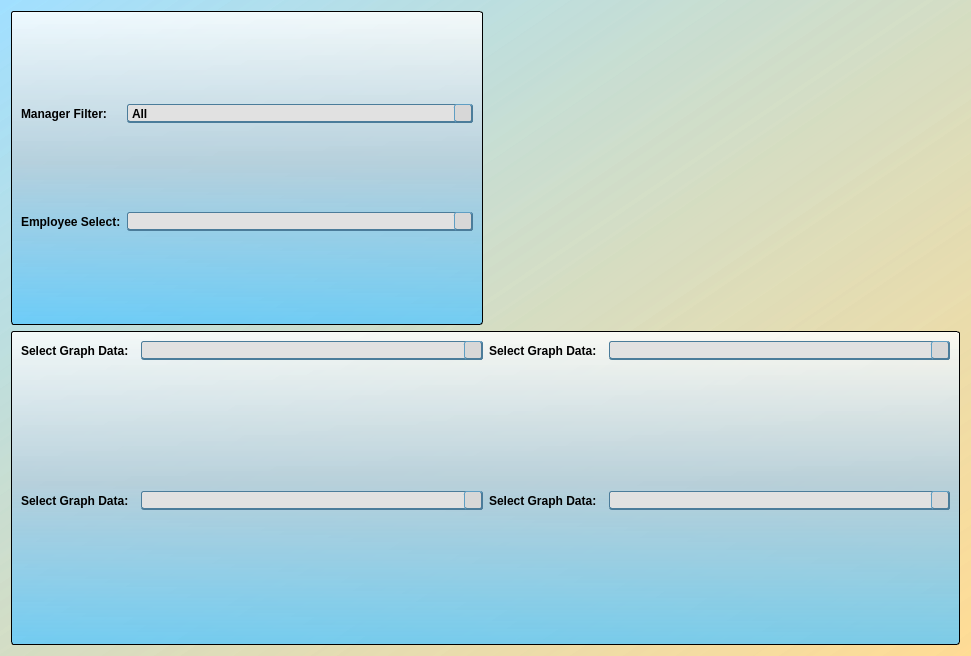
This is Ui_Files/agent_graphs.ui in jakesb27/Manager_KPI_Tracker as Qt 5 draws it before an edit. The edited form follows.
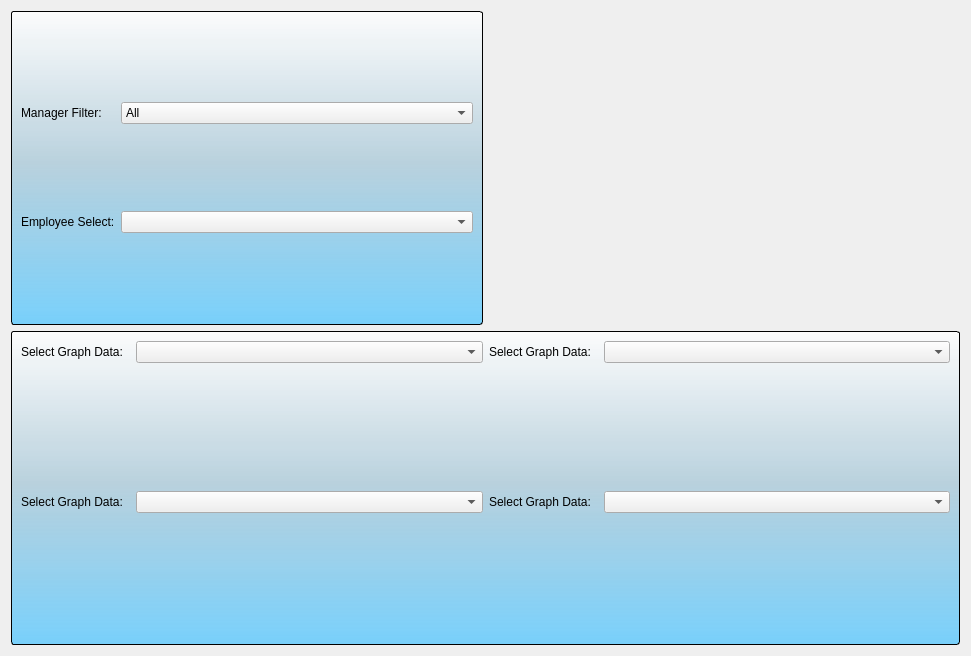
This is the edited form. Icons and pictures are not drawn.

Commit message: added email distribution lists and changed set style functions.

What changed in the file:
```diff
--- a/Ui_Files/agent_graphs.ui
+++ b/Ui_Files/agent_graphs.ui
@@ -17,211 +17,6 @@
    <iconset resource="../main_images.qrc">
     <normaloff>:/logos/Images/Meduit_logo.ico</normaloff>:/logos/Images/Meduit_logo.ico</iconset>
   </property>
-  <property name="styleSheet">
-   <string notr="true">QMainWindow{
-	background-color: qlineargradient(spread:pad, x1:1, y1:1, x2:0, y2:0.011, stop:0 rgba(255, 218, 144, 200), stop:1 rgba(129, 213, 255, 126));
-}
-QDialog{
-	background-color: qlineargradient(spread:pad, x1:1, y1:1, x2:0, y2:0.011, stop:0 rgba(255, 218, 144, 200), stop:1 rgba(129, 213, 255, 126));
-}
-QWidget{
-	font: 11pt &quot;Corbel&quot;;
-	font-weight: bold;
-}
-QPlainTextEdit{
-	border: 1px solid black;
-}
-QDateEdit{
-	background-color: rgb(223, 223, 223);
-	border: 1px solid rgb(95, 158, 195);
-	font: 10pt &quot;MS Shell Dlg 2&quot;;
-	border-bottom: 2px solid rgb(75, 124, 154);
-	border-top: 1px solid rgb(95, 158, 195);
-	border-right: 2px solid rgb(75, 124, 154);
-	border-left: 1px solid rgb(95, 158, 195);
-	border-radius: 3px;
-	padding-left: 3px;
-	padding-right: 3px;
-	background-color: rgb(225, 225, 225);
-}
-QDateEdit::drop-down{
-	background-color: rgb(215, 215, 215);
-	border-bottom: 2px solid rgb(75, 124, 154);
-	border-top: 1px solid rgb(95, 158, 195);
-	border-right: 2px solid rgb(75, 124, 154);
-	border-left: 1px solid rgb(95, 158, 195);
-	border-radius: 3px;
-	subcontrol-origin: margin;
-	width: 18px;
-}
-QDateEdit::down-arrow{
-	image: url(:/arrows/Images/arrow-dwn.png);
-	width: 14 px;
-	height:14 px;
-}
-QGroupBox{
-	background-color: qlineargradient(spread:pad, x1:0.5, y1:0, x2:0.5, y2:1, stop:0 rgba(255, 255, 255, 209), stop:0.485876 rgba(181, 207, 220, 239), stop:1 rgba(85, 199, 255, 196));
-	border: 1px solid black;
-	border-radius: 3px;
-	margin-top: 1ex;
-	padding-top: 18;
-	font: 11pt &quot;Corbel&quot;;
-	font-weight: bold;
-}
-QGroupBox::title{
-	background-color: qlineargradient(spread:pad, x1:0.50035, y1:1, x2:0.5, y2:0, stop:0 rgba(151, 151, 151, 255), stop:1 rgba(255, 255, 255, 255));
-	border: 1px solid black;
-	border-radius: 3px;
-	padding: 2 10px;
-	subcontrol-origin: margin;
-	subcontrol-position: top;
-	font: 11pt &quot;Corbel&quot;;
-	font-weight: bold;
-}
-QLineEdit{
-	border: 1px solid rgb(95, 158, 195);
-	font: 10pt &quot;MS Shell Dlg 2&quot;;
-}
-QLineEdit[readOnly=&quot;true&quot;]{
-	background-color: rgb(200, 200, 200);
-	border: 1px solid rgb(95, 158, 195);
-	font: 10pt &quot;MS Shell Dlg 2&quot;;
-}
-QTextEdit{
-	font: 12pt &quot;Corbel&quot;;
-}
-QStatusBar{
-	font: 10pt &quot;MS Shell Dlg 2&quot;;
-}
-QPushButton{
-	border-bottom: 2px solid rgb(75, 124, 154);
-	border-top: 1px solid rgb(95, 158, 195);
-	border-right: 2px solid rgb(75, 124, 154);
-	border-left: 1px solid rgb(95, 158, 195);
-	border-radius: 4px;
-	padding: 2px;
-	padding-left: 13px;
-	padding-right: 13px;
-	background-color: rgb(225, 225, 225);
-	font: 11pt &quot;Corbel&quot;;
-	font-weight: bold;
-}
-QPushButton::hover{
-	border-bottom: 2px solid rgb(75, 124, 154);
-	border-top: 1px solid rgb(95, 158, 195);
-	border-right: 2px solid rgb(75, 124, 154);
-	border-left: 1px solid rgb(95, 158, 195);
-	border-radius: 4px;
-	padding: 2px;
-	padding-left: 13px;
-	padding-right: 13px;
-	background-color: rgb(215, 215, 215);
-	font: 11pt &quot;Corbel&quot;;
-	font-weight: bold;
-}
-QPushButton::pressed{
-	border-bottom: 1px solid rgb(75, 124, 154);
-	border-top: 2px solid rgb(95, 158, 195);
-	border-right: 1px solid rgb(75, 124, 154);
-	border-left: 2px solid rgb(95, 158, 195);
-	border-radius: 4px;
-	padding: 2px;
-	padding-left: 10px;
-	padding-right: 10px;
-	width: 80px;
-	background-color: rgb(225, 225, 225);
-	font: 11pt &quot;Corbel&quot;;
-	font-weight: bold;
-}
-QComboBox{
-	border-bottom: 2px solid rgb(75, 124, 154);
-	border-top: 1px solid rgb(75, 124, 154);
-	border-right: 1px solid rgb(75, 124, 154);
-	border-left: 1px solid rgb(75, 124, 154);
-	border-radius: 3px;
-	background-color: rgb(225, 225, 225);
-}
-QComboBox::drop-down{
-	background-color: rgb(215, 215, 215);
-	border-bottom: 2px solid rgb(75, 124, 154);
-	border-top: 1px solid rgb(95, 158, 195);
-	border-right: 2px solid rgb(75, 124, 154);
-	border-left: 1px solid rgb(95, 158, 195);
-	border-radius: 3px;
-	subcontrol-origin: margin;
-	width: 16px;
-}
-QComboBox::drop-down::hover{
-	background-color: rgb(205, 205, 205);
-	border-bottom: 2px solid rgb(75, 124, 154);
-	border-top: 1px solid rgb(95, 158, 195);
-	border-right: 2px solid rgb(75, 124, 154);
-	border-left: 1px solid rgb(95, 158, 195);
-	border-radius: 3px;
-	subcontrol-origin: margin;
-	width: 16px;
-}
-QComboBox::drop-down::pressed{
-	background-color: rgb(215, 215, 215);
-	border-bottom: 1px solid rgb(75, 124, 154);
-	border-top: 2px solid rgb(95, 158, 195);
-	border-right: 1px solid rgb(75, 124, 154);
-	border-left: 2px solid rgb(95, 158, 195);
-	border-radius: 3px;
-	subcontrol-origin: margin;
-	width: 16px;
-}
-QComboBox::down-arrow{
-	image: url(:/arrows/Images/arrow-dwn.png);
-	width: 14 px;
-	height:14 px;
-}
-QCalendarWidget QWidget#qt_calendar_navigationbar{
-	background-color: qlineargradient(spread:pad, x1:0.50035, y1:1, x2:0.5, y2:0, stop:0 rgba(151, 151, 151, 255), stop:1 rgba(255, 255, 255, 255));
-	border-top: 1px solid black;
-	border-left: 1px solid black;
-	border-right: 1px solid black;
-	border-top-left-radius: 3px;
-	border-top-right-radius: 3px;
-	font: 11pt &quot;Corbel&quot;;
-	font-weight: bold;
-}
-QCalendarWidget QToolButton{
-	color: rgb(0, 0, 0);
-  	icon-size: 20px, 20px;
-}
-QCalendarWidget QWidget#qt_calendar_prevmonth{
-	qproperty-icon: url(:/arrows/Images/arrow-left.png);
-}
-
-QCalendarWidget QWidget#qt_calendar_nextmonth{
-	qproperty-icon: url(:/arrows/Images/arrow-right.png);
-}
-QCalendarWidget QSpinBox{ 
-	font: 11pt &quot;Corbel&quot;;
-	font-weight: bold;
-}
-QCalendarWidget QMenu{
-	font: 11pt &quot;Corbel&quot;;
-	font-weight: bold;
-}
-QCalendarWidget QWidget{
-	alternate-background-color: rgb(234, 234, 234);
-}
-QCalendarWidget QAbstractItemView:enabled{
-	font: 12pt &quot;Corbel&quot;;
-	font-weight: bold;
-	background-color: rgb(214, 214, 214);
-  	selection-background-color: rgb(64, 64, 64);
-	selection-color: rgb(255, 255, 255);
-	border: 1px solid black;
-	border-bottom-left-radius: 3px;
-	border-bottom-right-radius: 3px;
-}
-QCalendarWidget QAbstractItemView:disabled{
-	color: rgb(64, 64, 64); 
-}</string>
-  </property>
   <layout class="QGridLayout" name="gridLayout_2">
    <item row="1" column="0" colspan="2">
     <widget class="QFrame" name="frame">
```
The commit also changes 20 other files.
